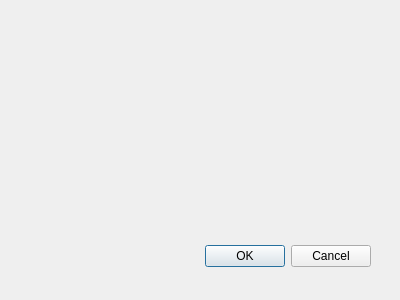
Qt form felt_tegn_tools/felt_tegn_tools_dialog_base.ui (archaeodav/FeltTegn-Tools) before a commit.
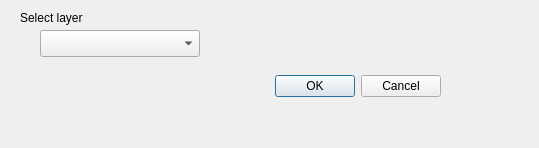
The same form after that commit. Custom widgets are drawn as their Qt base class.

The edit to the form file:
```diff
--- a/felt_tegn_tools/felt_tegn_tools_dialog_base.ui
+++ b/felt_tegn_tools/felt_tegn_tools_dialog_base.ui
@@ -1,22 +1,22 @@
 <ui version="4.0" >
  <class>FeltTegnToolsDialogBase</class>
- <widget class="QDialog" name="FeltTegnToolsDialogBase" >
-  <property name="geometry" >
+ <widget class="QDialog" name="FeltTegnToolsDialogBase">
+  <property name="geometry">
    <rect>
     <x>0</x>
     <y>0</y>
-    <width>400</width>
-    <height>300</height>
+    <width>539</width>
+    <height>148</height>
    </rect>
   </property>
   <property name="windowTitle" >
    <string>FeltTegn Tools</string>
   </property>
-  <widget class="QDialogButtonBox" name="button_box" >
-   <property name="geometry" >
+  <widget class="QDialogButtonBox" name="button_box">
+   <property name="geometry">
     <rect>
-     <x>30</x>
-     <y>240</y>
+     <x>100</x>
+     <y>70</y>
      <width>341</width>
      <height>32</height>
     </rect>
@@ -28,7 +28,37 @@
     <set>QDialogButtonBox::Cancel|QDialogButtonBox::Ok</set>
    </property>
   </widget>
+  <widget class="QgsMapLayerComboBox" name="mMapLayerComboBox">
+   <property name="geometry">
+    <rect>
+     <x>40</x>
+     <y>30</y>
+     <width>160</width>
+     <height>27</height>
+    </rect>
+   </property>
+  </widget>
+  <widget class="QLabel" name="label">
+   <property name="geometry">
+    <rect>
+     <x>20</x>
+     <y>10</y>
+     <width>101</width>
+     <height>16</height>
+    </rect>
+   </property>
+   <property name="text">
+    <string>Select layer</string>
+   </property>
+  </widget>
  </widget>
+ <customwidgets>
+  <customwidget>
+   <class>QgsMapLayerComboBox</class>
+   <extends>QComboBox</extends>
+   <header>qgsmaplayercombobox.h</header>
+  </customwidget>
+ </customwidgets>
  <resources/>
  <connections>
   <connection>
```
Left out of the diff: 33 changed lines with no effect on the pictures.
